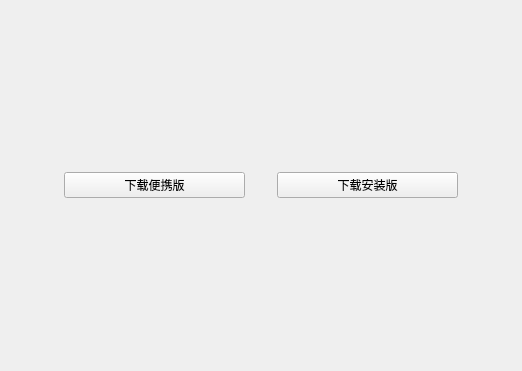
Qt form app/pages/pageselectinstallmethod.ui (liangtie/kicad-installer) before a commit.
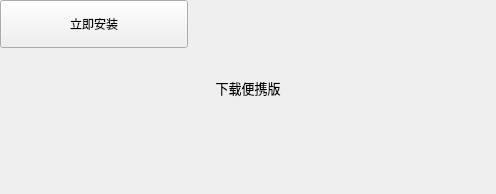
The same form after that commit.

Commit message:
feat(installer): update UI layout and remove unused files
- Update UI layout for logo widget, main window, and various pages
- Remove unused pageconfigportable.ui file
- Add new UI files for pageconfcontainer, pageopendownloaddir, and pageselectsavepath
- Update CMakeLists.txt to include new files
- Remove huaqiu-animate.gif from resources

```diff
--- a/app/pages/pageselectinstallmethod.ui
+++ b/app/pages/pageselectinstallmethod.ui
@@ -6,58 +6,82 @@
    <rect>
     <x>0</x>
     <y>0</y>
-    <width>522</width>
-    <height>371</height>
+    <width>496</width>
+    <height>194</height>
    </rect>
   </property>
   <property name="windowTitle">
    <string>Form</string>
   </property>
-  <layout class="QHBoxLayout" name="horizontalLayout">
+  <layout class="QVBoxLayout" name="verticalLayout_2">
    <property name="spacing">
-    <number>32</number>
+    <number>0</number>
    </property>
    <property name="leftMargin">
-    <number>64</number>
+    <number>0</number>
+   </property>
+   <property name="topMargin">
+    <number>0</number>
    </property>
    <property name="rightMargin">
-    <number>64</number>
+    <number>0</number>
    </property>
+   <property name="bottomMargin">
+    <number>0</number>
+   </property>
    <item>
-    <widget class="QPushButton" name="btn_portable">
-     <property name="sizePolicy">
-      <sizepolicy hsizetype="Minimum" vsizetype="Fixed">
-       <horstretch>0</horstretch>
-       <verstretch>0</verstretch>
-      </sizepolicy>
+    <widget class="QPushButton" name="btn_start_installer">
+     <property name="minimumSize">
+      <size>
+       <width>188</width>
+       <height>48</height>
+      </size>
      </property>
-     <property name="font">
-      <font>
-       <family>Microsoft YaHei</family>
-      </font>
+     <property name="maximumSize">
+      <size>
+       <width>188</width>
+       <height>48</height>
+      </size>
      </property>
      <property name="text">
-      <string>下载便携版</string>
+      <string>立即安装</string>
      </property>
     </widget>
    </item>
    <item>
-    <widget class="QPushButton" name="btn_installer">
-     <property name="sizePolicy">
-      <sizepolicy hsizetype="Minimum" vsizetype="Fixed">
-       <horstretch>0</horstretch>
-       <verstretch>0</verstretch>
-      </sizepolicy>
+    <layout class="QVBoxLayout" name="verticalLayout">
+     <property name="topMargin">
+      <number>30</number>
      </property>
-     <property name="font">
-      <font>
-       <family>Microsoft YaHei</family>
-      </font>
+     <item>
+      <widget class="QLabel" name="lb_portable">
+       <property name="font">
+        <font>
+         <pointsize>10</pointsize>
+        </font>
+       </property>
+       <property name="text">
+        <string>下载便携版</string>
+       </property>
+       <property name="alignment">
+        <set>Qt::AlignmentFlag::AlignCenter</set>
+       </property>
+      </widget>
+     </item>
+    </layout>
+   </item>
+   <item>
+    <spacer name="verticalSpacer">
+     <property name="orientation">
+      <enum>Qt::Orientation::Vertical</enum>
      </property>
-     <property name="text">
-      <string>下载安装版</string>
+     <property name="sizeHint" stdset="0">
+      <size>
+       <width>20</width>
+       <height>95</height>
+      </size>
      </property>
-    </widget>
+    </spacer>
    </item>
   </layout>
  </widget>
```
The commit also changes 18 other files.
